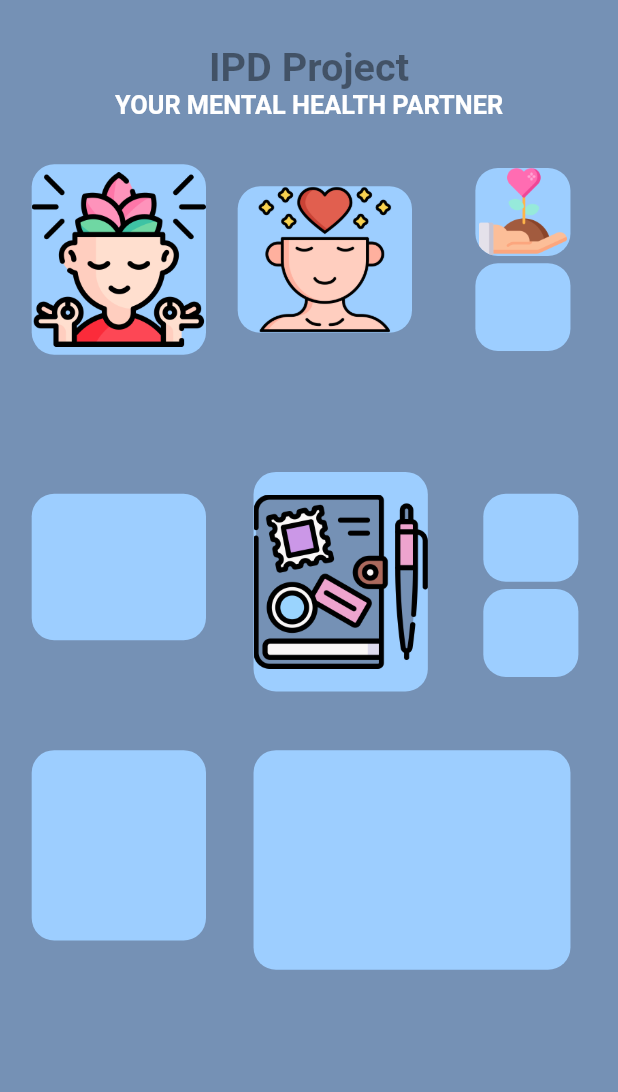
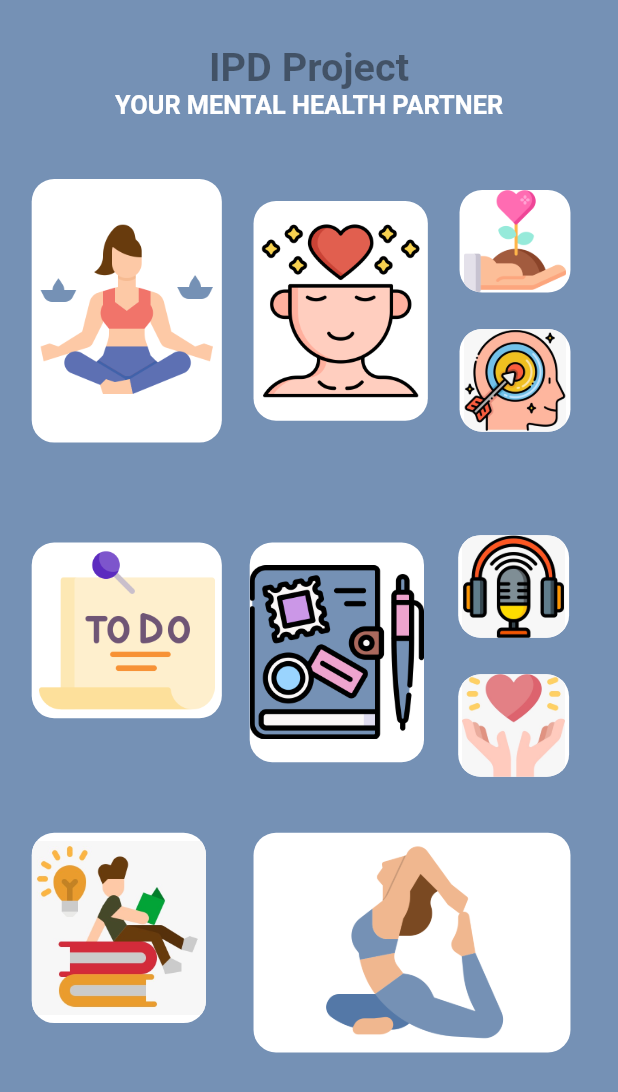
Before and after one commit to neminsheth/mental-health-assistant, a Flutter app: the MorePage screen opened directly, on a phone screen of 412 x 824 dp. Shown: the top 1092 px of the screen. Run offline on Flutter 3.47's test engine with Material 2 defaults, Android fonts, the phone set to English and light mode, and no system bars; our stand-ins replace flashy_tab_bar2, flutter_svg; missing offline and left inert: video_thumbnail_imageview; Roboto replaces fonts that are missing (Poppins).

Commit message:
All container background set

```diff
--- a/lib/home.dart
+++ b/lib/home.dart
@@ -15,9 +15,10 @@ class _HomePageState extends State<HomePage> {
   int _currentIndex = 0;
 
   final List<Widget> _pages = [
-    FoodPage(),
+    MorePage(),
+    //FoodPage(),
     QuestionnairePage(),
-    MorePage(),
+    Page(),
     ProfilePage(),
   ];
 
--- a/lib/more.dart
+++ b/lib/more.dart
@@ -47,7 +47,7 @@ class MorePage extends StatelessWidget {
             ),
             Padding(
               padding: EdgeInsets.symmetric(
-                vertical: 30 * heightRatio,
+                vertical: 40 * heightRatio,
                 horizontal: 20 * widthRatio,
               ),
               child: Row(
@@ -57,14 +57,14 @@ class MorePage extends StatelessWidget {
                     mainAxisSize: MainAxisSize.max,
                     children: [
                       Container(
-                        width: 110 * widthRatio,
-                        height: 130 * heightRatio,
+                        width: 120 * widthRatio,
+                        height: 180 * heightRatio,
                         decoration: BoxDecoration(
                           image: DecorationImage(
-                            image: AssetImage('assets/icons/harmony.png'), // Replace with your image asset path
+                            image: AssetImage('assets/icons/meditation.png'), // Replace with your image asset path
                             fit: BoxFit.scaleDown, // You can adjust the fit as needed
                           ),
-                          color: AppColors.secondary,
+                          color: AppColors.white,
                           borderRadius: BorderRadius.circular(15),
                         ),
                       ),
@@ -80,9 +80,9 @@ class MorePage extends StatelessWidget {
                         ),
                         child: Container(
                           width: 110 * widthRatio,
-                          height: 100 * heightRatio,
+                          height: 150 * heightRatio,
                           decoration: BoxDecoration(
-                            color: AppColors.secondary,
+                            color: AppColors.white,
                             borderRadius: BorderRadius.circular(15),
                             image: DecorationImage(
                               image: AssetImage('assets/icons/mental-health.png'), // Replace with your image asset path
@@ -98,18 +98,18 @@ class MorePage extends StatelessWidget {
                     children: [
                       Padding(
                         padding: EdgeInsets.only(
-                          left: 20 * widthRatio,
+                          //left: 20 * widthRatio,
                           right: 5 * widthRatio,
                         ),
                         child: Container(
-                          width: 60 * widthRatio,
-                          height: 60 * heightRatio,
+                          width: 70 * widthRatio,
+                          height: 70 * heightRatio,
                           decoration: BoxDecoration(
                             image: DecorationImage(
                               image: AssetImage('assets/icons/charity.png'), // Replace with your image asset path
                               fit: BoxFit.scaleDown, // You can adjust the fit as needed
                             ),
-                            color: AppColors.secondary,
+                            color: AppColors.white,
                             borderRadius: BorderRadius.circular(15),
                             shape: BoxShape.rectangle,
                           ),
@@ -117,15 +117,19 @@ class MorePage extends StatelessWidget {
                       ),
                       Padding(
                         padding: EdgeInsets.only(
-                          left: 20 * widthRatio,
+                          //left: 0 * widthRatio,
                           right: 5 * widthRatio,
-                          top: 5 * heightRatio,
+                          top: 25 * heightRatio,
                         ),
                         child: Container(
-                          width: 60 * widthRatio,
-                          height: 60 * heightRatio,
+                          width: 70 * widthRatio,
+                          height: 70 * heightRatio,
                           decoration: BoxDecoration(
-                            color: AppColors.secondary,
+                            image: DecorationImage(
+                              image: AssetImage('assets/icons/brain_games.JPG'), // Replace with your image asset path
+                              fit: BoxFit.contain, // You can adjust the fit as needed
+                            ),
+                            color: AppColors.white,
                             borderRadius: BorderRadius.circular(15),
                             shape: BoxShape.rectangle,
                           ),
@@ -137,40 +141,66 @@ class MorePage extends StatelessWidget {
               ),
             ),
             Padding(
-              padding: EdgeInsets.only(top: 20 * heightRatio),
+              padding: EdgeInsets.only(top: 10 * heightRatio),
               child: Row(
                 mainAxisSize: MainAxisSize.max,
                 children: [
                   Padding(
                     padding: EdgeInsets.only(
                       left: 20 * widthRatio,
-                      bottom: 20 * heightRatio,
+                      bottom: 30 * heightRatio,
                     ),
                     child: Container(
-                      width: 110 * widthRatio,
-                      height: 100 * heightRatio,
+                      width: 120 * widthRatio,
+                      height: 120 * heightRatio,
                       decoration: BoxDecoration(
-                        color: AppColors.secondary,
+                        image: DecorationImage(
+                          image: AssetImage('assets/icons/to-do-list.png'), // Replace with your image asset path
+                          fit: BoxFit.contain, // You can adjust the fit as needed
+                        ),
+                        color: AppColors.white,
                         borderRadius: BorderRadius.circular(15),
                       ),
                     ),
                   ),
                   Padding(
                     padding: EdgeInsets.symmetric(
-                      horizontal: 30 * widthRatio,
-                      vertical: 30 * heightRatio,
+                      horizontal: 10 * widthRatio,
+                      vertical: 10 * heightRatio,
                     ),
-                    child: Container(
-                      width: 110 * widthRatio,
-                      height: 150 * heightRatio,
-                      decoration: BoxDecoration(
-                        image: DecorationImage(
-                          image: AssetImage('assets/icons/notebook.png'), // Replace with your image asset path
-                          fit: BoxFit.scaleDown, // You can adjust the fit as needed
+                    child: Stack(
+                      alignment: Alignment.bottomCenter,
+                      children: [
+                        Padding(
+                          padding: const EdgeInsets.all(8.0),
+                          child: Container(
+                            width: 110 * widthRatio,
+                            height: 150 * heightRatio,
+                            decoration: BoxDecoration(
+                              color: AppColors.white,
+                              borderRadius: BorderRadius.circular(15),
+                            ),
+                            child: Image.asset(
+                              'assets/icons/notebook.png',
+                              width: 80 * widthRatio, // Adjust the width as needed
+                              height: 70 * heightRatio, // Adjust the height as needed
+                              fit: BoxFit.contain, // Use BoxFit.contain to fit the image within the container
+                            ),
+                          ),
                         ),
-                        color: AppColors.secondary,
-                        borderRadius: BorderRadius.circular(15),
-                      ),
+                        // const Positioned(
+                        //   bottom: 2, // Adjust the spacing between the image and text
+                        //   child: Text(
+                        //     'Your Text Here',
+                        //     style: TextStyle(
+                        //       fontFamily: 'Poppins',
+                        //       fontSize: 14,
+                        //       fontWeight: FontWeight.bold,
+                        //       color: AppColors.secondary,
+                        //     ),
+                        //   ),
+                        // ),
+                      ],
                     ),
                   ),
                   Column(
@@ -178,14 +208,18 @@ class MorePage extends StatelessWidget {
                     children: [
                       Padding(
                         padding: EdgeInsets.only(
-                          left: 5 * widthRatio,
+                          left: 4 * widthRatio,
                           top: 5 * heightRatio,
                         ),
                         child: Container(
-                          width: 60 * widthRatio,
-                          height: 60 * heightRatio,
+                          width: 70 * widthRatio,
+                          height: 70 * heightRatio,
                           decoration: BoxDecoration(
-                            color: AppColors.secondary,
+                            image: DecorationImage(
+                              image: AssetImage('assets/icons/podcast.JPG'), // Replace with your image asset path
+                              fit: BoxFit.contain, // You can adjust the fit as needed
+                            ),
+                            color: AppColors.white,
                             borderRadius: BorderRadius.circular(15),
                             shape: BoxShape.rectangle,
                           ),
@@ -193,14 +227,18 @@ class MorePage extends StatelessWidget {
                       ),
                       Padding(
                         padding: EdgeInsets.only(
-                          left: 5 * widthRatio,
-                          top: 5 * heightRatio,
+                          left: 4 * widthRatio,
+                          top: 25 * heightRatio,
                         ),
                         child: Container(
-                          width: 60 * widthRatio,
-                          height: 60 * heightRatio,
+                          width: 70 * widthRatio,
+                          height: 70 * heightRatio,
                           decoration: BoxDecoration(
-                            color: AppColors.secondary,
+                            image: DecorationImage(
+                              image: AssetImage('assets/icons/hand.JPG'), // Replace with your image asset path
+                              fit: BoxFit.contain, // You can adjust the fit as needed
+                            ),
+                            color: AppColors.white,
                             borderRadius: BorderRadius.circular(15),
                             shape: BoxShape.rectangle,
                           ),
@@ -223,7 +261,11 @@ class MorePage extends StatelessWidget {
                     width: 110 * widthRatio,
                     height: 130 * heightRatio,
                     decoration: BoxDecoration(
-                      color: AppColors.secondary,
+                      image: DecorationImage(
+                        image: AssetImage('assets/icons/reading.JPG'), // Replace with your image asset path
+                        fit: BoxFit.contain, // You can adjust the fit as needed
+                      ),
+                      color: AppColors.white,
                       borderRadius: BorderRadius.circular(15),
                     ),
                   ),
@@ -231,13 +273,17 @@ class MorePage extends StatelessWidget {
                 Padding(
                   padding: EdgeInsets.symmetric(
                     horizontal: 30 * widthRatio,
-                    vertical: 10 * heightRatio,
+                    vertical: 30 * heightRatio,
                   ),
                   child: Container(
                     width: 200 * widthRatio,
                     height: 150 * heightRatio,
                     decoration: BoxDecoration(
-                      color: AppColors.secondary,
+                      image: DecorationImage(
+                        image: AssetImage('assets/icons/yoga (1).png'), // Replace with your image asset path
+                        fit: BoxFit.contain, // You can adjust the fit as needed
+                      ),
+                      color: AppColors.white,
                       borderRadius: BorderRadius.circular(15),
                     ),
                   ),
```
Also changed, not shown: assets/icons/brain_games.JPG (added), assets/icons/hand.JPG (added), assets/icons/meditation.JPG (added), assets/icons/meditation.png (added), assets/icons/podcast.JPG (added), assets/icons/reading.JPG (added), assets/icons/to-do-list.png (added), assets/icons/todo_list.JPG (added), assets/icons/yoga (1).png (added), assets/icons/yoga.JPG (added), assets/icons/yoga.png (added), lib/journalling.dart (added).
